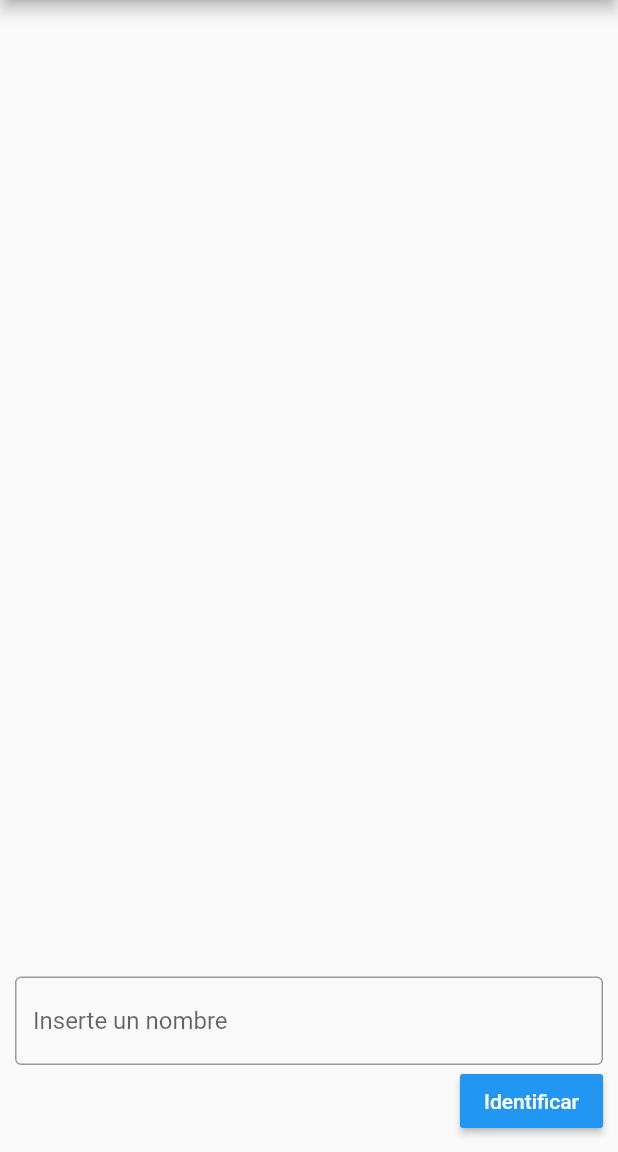
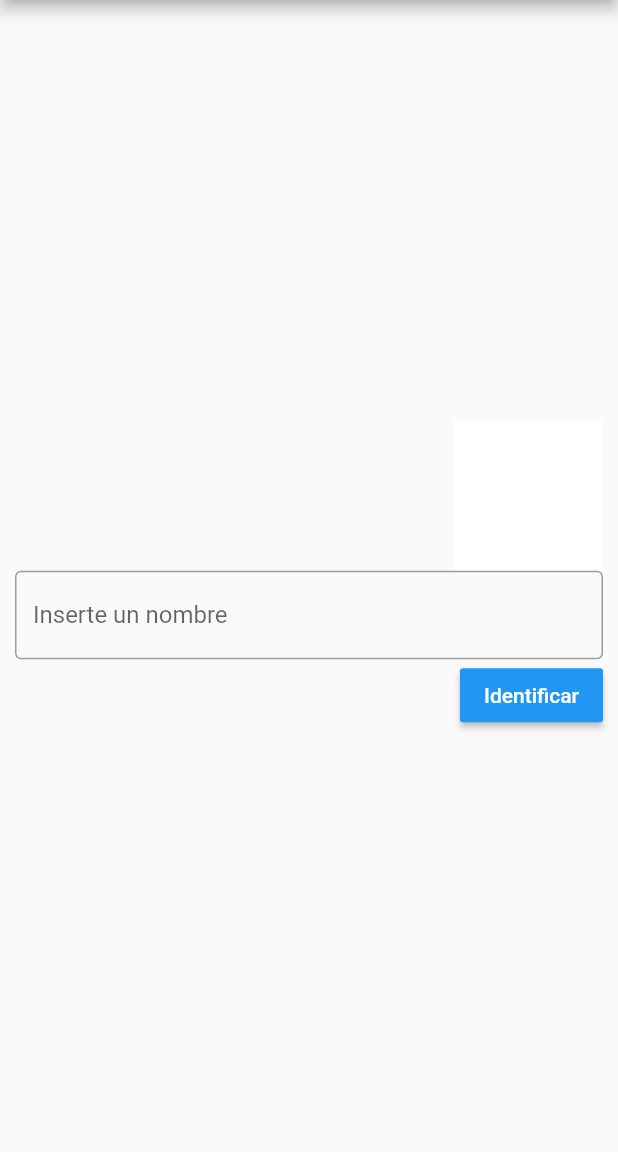
Before and after one commit to Alexander-PE/tarea6, a Flutter app: the screen it shows after launch, on a phone screen of 412 x 824 dp, the part 84-1236 px from its top. Run offline on Flutter 3.47's test engine with Material 2 defaults, Android fonts, the light colour scheme and no system bars; our stand-ins replace dio.

Commit message:
Update Genero v3

```diff
--- a/lib/pages/Genero.dart
+++ b/lib/pages/Genero.dart
@@ -2,6 +2,7 @@
 import 'package:flutter/material.dart';
 import 'dart:convert';
 import 'package:http/http.dart' as http;
+import 'package:dio/dio.dart';
 
 class Genero extends StatefulWidget {
   const Genero({super.key});
@@ -14,24 +15,24 @@ class _GeneroState extends State<Genero> {
 
   final _textController = TextEditingController();
 
-  List persona = [];
-
-  String name = "";
-  static const man = TextStyle(color: Colors.blue);
-  static const woman = TextStyle(color: Colors.pink);
+  var gen = "";
+  var colorr = Colors.white;
 
 
-  Future<void> _fetchData(String nombre) async {
-    String apiUrl = 'https://api.genderize.io/?name=$nombre';
-
-    final response = await http.get(Uri.parse(apiUrl));
-    final data = json.decode(response.body);
-
-    setState(() {
-      persona = data;
-    });
+  Future<void> getPeople(String nombre) async {
+    try {
+      var response = await Dio().get('https://api.genderize.io/?name=$nombre');
+      gen = response.data['gender'];
+      if(gen == "male"){
+        colorr = Colors.blue;
+      }else{
+        colorr = Colors.pink;
+      }
+      // print(response.data['gender']);
+    } catch (e) {
+      print(e);
+    }
   }
-
 
   @override
   Widget build(BuildContext context) {
@@ -42,22 +43,28 @@ class _GeneroState extends State<Genero> {
         mainAxisAlignment: MainAxisAlignment.center,
         children: [
 
-          Expanded(child: Container(
-            child: Center(
-              child: Text(name, style: const TextStyle(fontSize: 50),)
+          FractionalTranslation(
+            translation: const Offset(0, 0),
+            child: SizedBox(
+              width: 100,
+              height: 100,
+              child: Container(
+                height:  1,
+                width: 1,
+                child:  ColoredBox(color: colorr),
+              )
             ),
-          )),
+          ),
 
           TextField(
             controller: _textController,
             decoration: const InputDecoration(hintText: 'Inserte un nombre' ,border: OutlineInputBorder())
           ),
+
           MaterialButton(
-            onPressed: () {
-              setState(() {
-                name = _textController.text;
-                _fetchData(name);
-              });
+            onPressed: () async{
+              await getPeople(_textController.text);
+              setState(() {});
             },
             color: Colors.blue,
             child: const Text("Identificar", style: TextStyle(color: Colors.white),),
```
